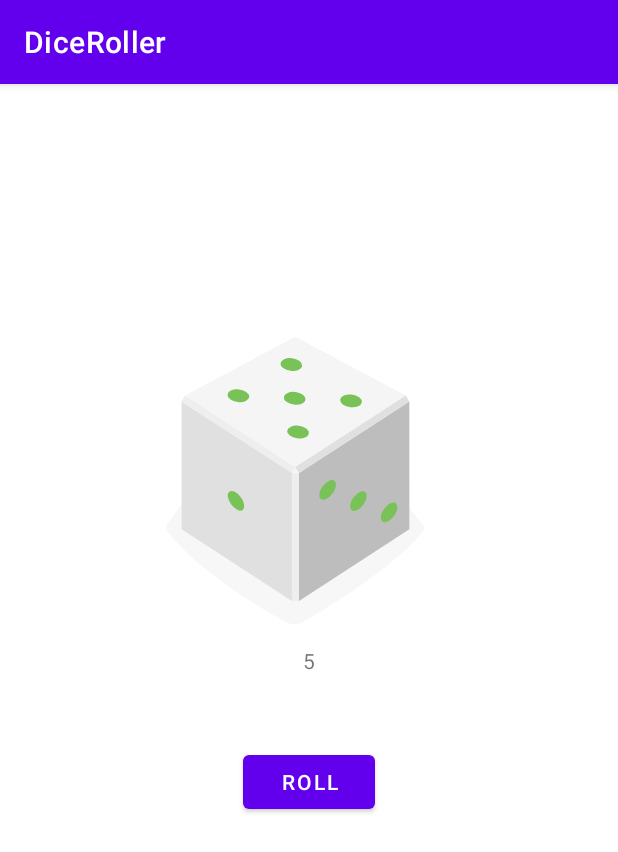
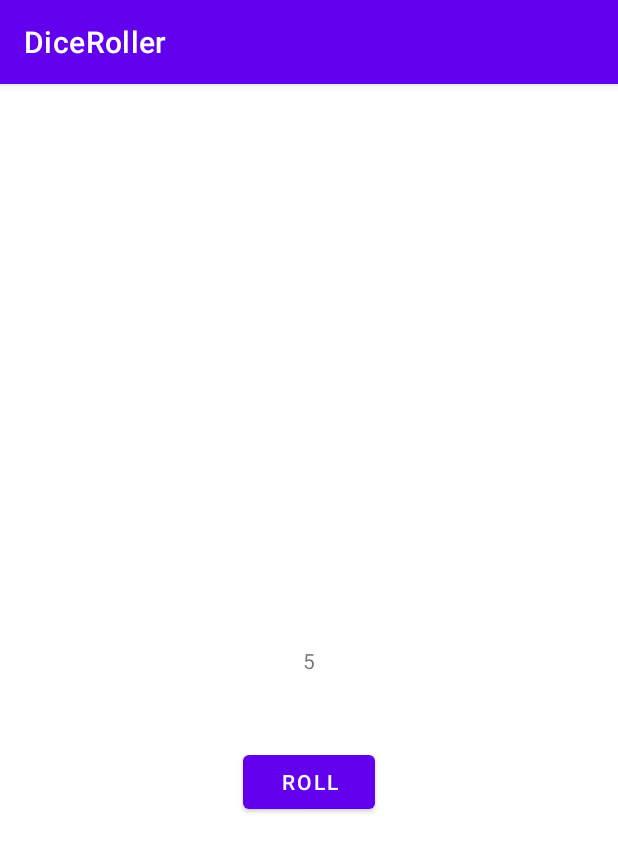
Before and after one commit to YenKwanNee/DiceRoller, an Android app: the screen it shows after launch (MainActivity), after a tap on "ROLL", on a phone screen of 412 x 824 dp. Shown: the top 852 px of the screen. Run offline under Robolectric (Android 15) with nearby library versions, the phone set to English and light mode, and no system bars.

Commit message:
Initial commit

```diff
--- a/app/src/main/java/com/example/diceroller/MainActivity.kt
+++ b/app/src/main/java/com/example/diceroller/MainActivity.kt
@@ -14,7 +14,7 @@ class MainActivity : AppCompatActivity() {
         setContentView(R.layout.activity_main)
 
         val btnRoll: Button = findViewById(R.id.roll_button)
-        diceImage = findViewById(R.id.dice_image)
+
 
         btnRoll.setOnClickListener {
             rollDice()
@@ -30,16 +30,6 @@ class MainActivity : AppCompatActivity() {
         val txtResult: TextView = findViewById(R.id.result_txt)
         txtResult.text = randomInt.toString()
 
-        val drawableResource = when (randomInt) {
-            1 -> R.drawable.dice_1
-            2 -> R.drawable.dice_2
-            3 -> R.drawable.dice_3
-            4 -> R.drawable.dice_4
-            5 -> R.drawable.dice_5
-            else -> R.drawable.dice_6
-        }
-
-        diceImage.setImageResource(drawableResource)
     }
 
 }
--- a/app/src/main/res/layout/activity_main.xml
+++ b/app/src/main/res/layout/activity_main.xml
@@ -28,17 +28,6 @@
 
 
 
-    <ImageView
-        android:id="@+id/dice_image"
-        android:layout_width="wrap_content"
-        android:layout_height="wrap_content"
-        android:layout_gravity="center_horizontal"
-        android:layout_marginStart="96dp"
-        android:layout_marginEnd="115dp"
-        android:layout_marginBottom="52dp"
-        android:src="@drawable/dice_1"
-        app:layout_constraintBottom_toTopOf="@+id/roll_button"
-        app:layout_constraintEnd_toEndOf="parent"
-        app:layout_constraintStart_toStartOf="parent" />
+
 
 </androidx.constraintlayout.widget.ConstraintLayout>
```
